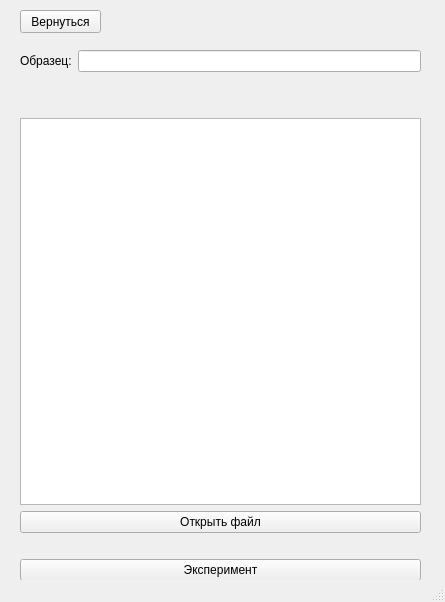
This is experimentwindow.ui in SpiderKisa/mcrs as Qt 5 draws it before an edit. The edited form follows.
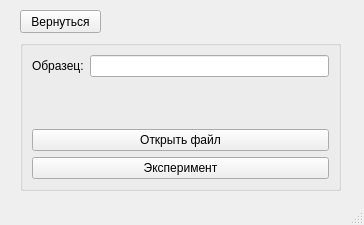
This is the edited form.

Patch:
```diff
--- a/experimentwindow.ui
+++ b/experimentwindow.ui
@@ -6,8 +6,8 @@
    <rect>
     <x>0</x>
     <y>0</y>
-    <width>445</width>
-    <height>602</height>
+    <width>364</width>
+    <height>225</height>
    </rect>
   </property>
   <property name="sizePolicy">
@@ -33,16 +33,19 @@
      <string>Вернуться</string>
     </property>
    </widget>
-   <widget class="QWidget" name="layoutWidget">
+   <widget class="QGroupBox" name="groupBox">
     <property name="geometry">
      <rect>
       <x>20</x>
-      <y>50</y>
-      <width>401</width>
-      <height>531</height>
+      <y>40</y>
+      <width>321</width>
+      <height>151</height>
      </rect>
     </property>
-    <layout class="QVBoxLayout" name="verticalLayout_3">
+    <property name="title">
+     <string/>
+    </property>
+    <layout class="QVBoxLayout" name="verticalLayout">
      <item>
       <layout class="QVBoxLayout" name="verticalLayout_2">
        <item>
@@ -69,30 +72,16 @@
       </layout>
      </item>
      <item>
-      <widget class="QLabel" name="label_err2">
+      <widget class="QLabel" name="label_fileName">
        <property name="text">
         <string/>
        </property>
       </widget>
      </item>
      <item>
-      <layout class="QVBoxLayout" name="verticalLayout">
-       <item>
-        <widget class="QPlainTextEdit" name="plainTextEdit"/>
-       </item>
-       <item>
-        <widget class="QPushButton" name="pushButton_open">
-         <property name="text">
-          <string>Открыть файл</string>
-         </property>
-        </widget>
-       </item>
-      </layout>
-     </item>
-     <item>
-      <widget class="QLabel" name="label_errFile">
+      <widget class="QPushButton" name="pushButton_open">
        <property name="text">
-        <string/>
+        <string>Открыть файл</string>
        </property>
       </widget>
      </item>
@@ -105,6 +94,32 @@
      </item>
     </layout>
    </widget>
+   <widget class="QLabel" name="label_err2">
+    <property name="geometry">
+     <rect>
+      <x>21</x>
+      <y>178</y>
+      <width>16</width>
+      <height>16</height>
+     </rect>
+    </property>
+    <property name="text">
+     <string/>
+    </property>
+   </widget>
+   <widget class="QLabel" name="label_errFile">
+    <property name="geometry">
+     <rect>
+      <x>21</x>
+      <y>431</y>
+      <width>16</width>
+      <height>16</height>
+     </rect>
+    </property>
+    <property name="text">
+     <string/>
+    </property>
+   </widget>
   </widget>
   <widget class="QStatusBar" name="statusbar"/>
  </widget>
```
